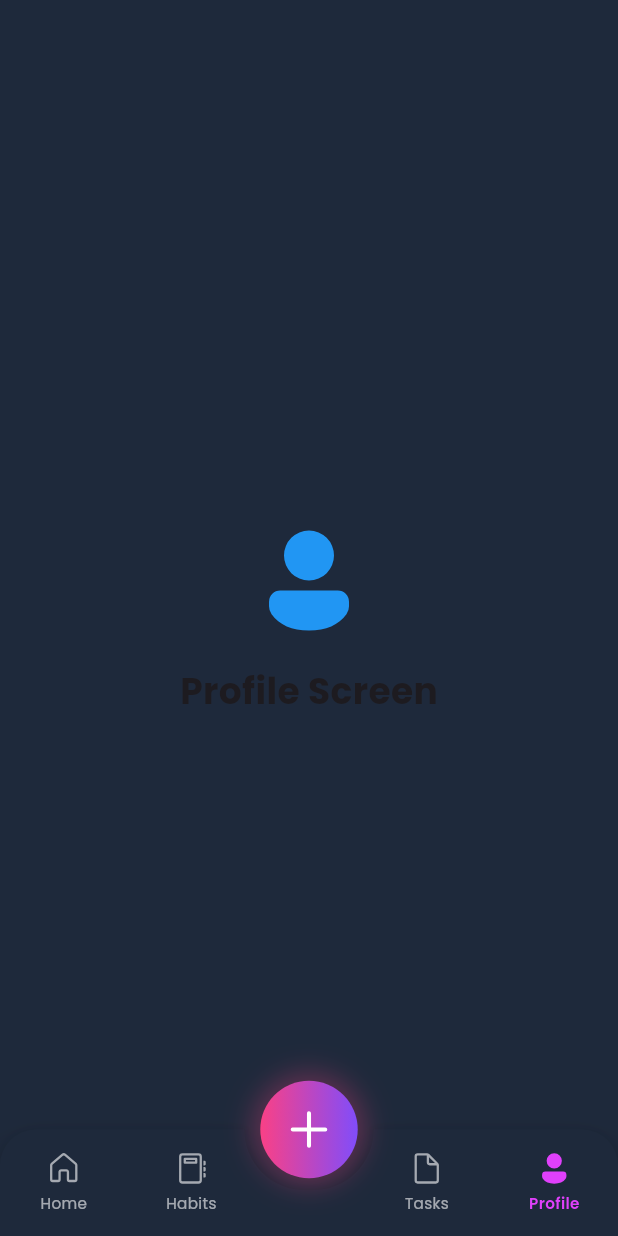
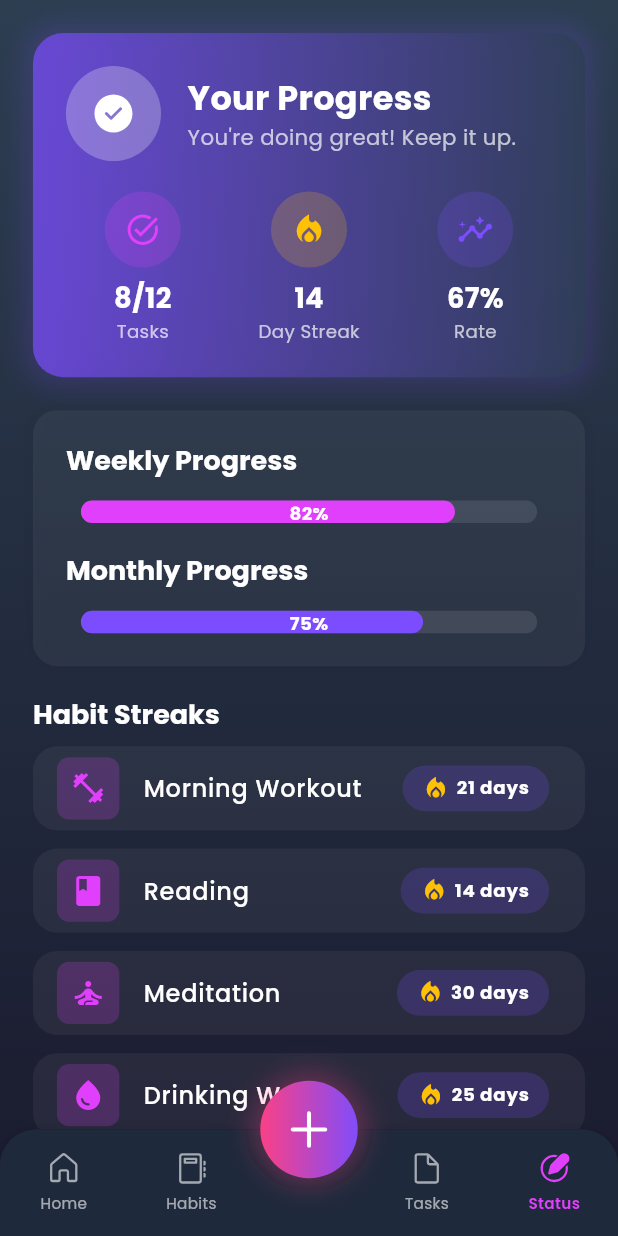
Before and after one commit to zezo2030/task_day, a Flutter app: the screen it shows after launch, item 4 of the bottom bar chosen, on a phone screen of 412 x 824 dp. Run offline on Flutter 3.47's test engine with Material 3 defaults, Android fonts, the phone set to English and light mode, and no system bars; drawn by our look-alikes of animated_bottom_navigation_bar, percent_indicator; our stand-ins replace equatable, fluentui_icons, flutter_screenutil, google_fonts.

Commit message:
Replace ProfileScreen with StatusScreen in MainScreen and update navigation labels and icons accordingly.

```diff
--- a/lib/view/main_view.dart
+++ b/lib/view/main_view.dart
@@ -6,7 +6,7 @@ import 'package:google_fonts/google_fonts.dart';
 import 'home_screen.dart';
 import 'habits_screen.dart';
 import 'tasks_screen.dart';
-import 'profile_screen.dart';
+import 'status_screen.dart';
 
 class MainScreen extends StatefulWidget {
   const MainScreen({super.key});
@@ -23,7 +23,7 @@ class _MainScreenState extends State<MainScreen> with TickerProviderStateMixin {
     HomeScreen(),
     HabitsScreen(),
     TasksScreen(),
-    ProfileScreen(),
+    StatusScreen(),
   ];
 
   // List of icons for the bottom navigation bar using Fluent icons
@@ -31,7 +31,7 @@ class _MainScreenState extends State<MainScreen> with TickerProviderStateMixin {
     FluentSystemIcons.ic_fluent_home_regular,
     FluentSystemIcons.ic_fluent_notebook_regular,
     FluentSystemIcons.ic_fluent_document_regular,
-    FluentSystemIcons.ic_fluent_person_regular,
+    FluentSystemIcons.ic_fluent_status_regular,
   ];
 
   // Active icons for the bottom navigation bar
@@ -39,11 +39,11 @@ class _MainScreenState extends State<MainScreen> with TickerProviderStateMixin {
     FluentSystemIcons.ic_fluent_home_filled,
     FluentSystemIcons.ic_fluent_notebook_filled,
     FluentSystemIcons.ic_fluent_document_filled,
-    FluentSystemIcons.ic_fluent_person_filled,
+    FluentSystemIcons.ic_fluent_status_filled,
   ];
 
   // Names for navigation items
-  final List<String> navLabels = ['Home', 'Habits', 'Tasks', 'Profile'];
+  final List<String> navLabels = ['Home', 'Habits', 'Tasks', 'Status'];
 
   // Optional: Add controller for animations if you want to control them
   late AnimationController _fabAnimationController;
--- a/lib/view/profile_screen.dart
+++ /dev/null
@@ -1,27 +0,0 @@
-import 'package:flutter/material.dart';
-import 'package:fluentui_icons/fluentui_icons.dart';
-
-class ProfileScreen extends StatelessWidget {
-  const ProfileScreen({super.key});
-
-  @override
-  Widget build(BuildContext context) {
-    return Center(
-      child: Column(
-        mainAxisAlignment: MainAxisAlignment.center,
-        children: [
-          Icon(
-            FluentSystemIcons.ic_fluent_person_filled,
-            size: 80,
-            color: Colors.blue,
-          ),
-          const SizedBox(height: 16),
-          const Text(
-            'Profile Screen',
-            style: TextStyle(fontSize: 24, fontWeight: FontWeight.bold),
-          ),
-        ],
-      ),
-    );
-  }
-}
--- /dev/null
+++ b/lib/view/status_screen.dart
@@ -0,0 +1,407 @@
+import 'package:flutter/material.dart';
+import 'package:fluentui_icons/fluentui_icons.dart';
+import 'package:percent_indicator/percent_indicator.dart';
+import 'package:task_day/core/themes/app_theme.dart';
+import 'package:flutter_screenutil/flutter_screenutil.dart';
+import 'package:google_fonts/google_fonts.dart';
+
+class StatusScreen extends StatefulWidget {
+  const StatusScreen({super.key});
+
+  @override
+  State<StatusScreen> createState() => _StatusScreenState();
+}
+
+class _StatusScreenState extends State<StatusScreen>
+    with SingleTickerProviderStateMixin {
+  late AnimationController _animationController;
+  late Animation<double> _scaleAnimation;
+
+  // Sample data - in a real app, this would come from a provider or database
+  final Map<String, dynamic> _statusData = {
+    'tasksCompleted': 8,
+    'totalTasks': 12,
+    'tasksCompletionRate': 0.67,
+    'habitsStreak': 14,
+    'weeklyProgress': 0.82,
+    'monthlyProgress': 0.75,
+  };
+
+  final List<Map<String, dynamic>> _habitStreaks = [
+    {
+      'title': 'Morning Workout',
+      'streak': 21,
+      'icon': Icons.fitness_center,
+      'color': Colors.orange,
+    },
+    {
+      'title': 'Reading',
+      'streak': 14,
+      'icon': Icons.book,
+      'color': Colors.blue,
+    },
+    {
+      'title': 'Meditation',
+      'streak': 30,
+      'icon': Icons.self_improvement,
+      'color': Colors.purple,
+    },
+    {
+      'title': 'Drinking Water',
+      'streak': 25,
+      'icon': Icons.water_drop,
+      'color': Colors.cyan,
+    },
+    {
+      'title': 'Journaling',
+      'streak': 10,
+      'icon': Icons.edit_note,
+      'color': Colors.green,
+    },
+  ];
+
+  @override
+  void initState() {
+    super.initState();
+    _animationController = AnimationController(
+      vsync: this,
+      duration: const Duration(milliseconds: 800),
+    );
+    _scaleAnimation = CurvedAnimation(
+      parent: _animationController,
+      curve: Curves.easeInOutBack,
+    );
+    _animationController.forward();
+  }
+
+  @override
+  void dispose() {
+    _animationController.dispose();
+    super.dispose();
+  }
+
+  @override
+  Widget build(BuildContext context) {
+    return Theme(
+      data: AppTheme.darkTheme,
+      child: Builder(
+        builder: (context) {
+          final theme = Theme.of(context);
+          final colorScheme = theme.colorScheme;
+
+          return Scaffold(
+            body: Container(
+              decoration: BoxDecoration(
+                gradient: LinearGradient(
+                  begin: Alignment.topCenter,
+                  end: Alignment.bottomCenter,
+                  colors: [colorScheme.surface, colorScheme.background],
+                ),
+              ),
+              child: SafeArea(
+                child: CustomScrollView(
+                  physics: const BouncingScrollPhysics(),
+                  slivers: [
+                    SliverToBoxAdapter(
+                      child: _buildHeader(context, colorScheme),
+                    ),
+                    SliverToBoxAdapter(
+                      child: _buildProgressSection(context, colorScheme),
+                    ),
+                    SliverToBoxAdapter(
+                      child: Padding(
+                        padding: EdgeInsets.fromLTRB(20.w, 20.h, 20.w, 10.h),
+                        child: Text(
+                          'Habit Streaks',
+                          style: theme.textTheme.headlineMedium,
+                        ),
+                      ),
+                    ),
+                    SliverList(
+                      delegate: SliverChildBuilderDelegate((context, index) {
+                        final item = _habitStreaks[index];
+                        final delay = Duration(milliseconds: 100 * index);
+
+                        return FutureBuilder(
+                          future: Future.delayed(delay),
+                          builder: (context, snapshot) {
+                            return AnimatedOpacity(
+                              duration: const Duration(milliseconds: 500),
+                              opacity:
+                                  snapshot.connectionState ==
+                                          ConnectionState.done
+                                      ? 1
+                                      : 0,
+                              child: _buildHabitStreakItem(
+                                item,
+                                theme,
+                                colorScheme,
+                              ),
+                            );
+                          },
+                        );
+                      }, childCount: _habitStreaks.length),
+                    ),
+                    SliverToBoxAdapter(child: SizedBox(height: 20.h)),
+                  ],
+                ),
+              ),
+            ),
+          );
+        },
+      ),
+    );
+  }
+
+  Widget _buildHeader(BuildContext context, ColorScheme colorScheme) {
+    return Padding(
+      padding: EdgeInsets.all(20.w),
+      child: ScaleTransition(
+        scale: _scaleAnimation,
+        child: Container(
+          padding: EdgeInsets.all(20.w),
+          decoration: BoxDecoration(
+            gradient: LinearGradient(
+              colors: [
+                colorScheme.primary.withOpacity(0.7),
+                colorScheme.surface.withOpacity(0.7),
+              ],
+            ),
+            borderRadius: BorderRadius.circular(20.r),
+            boxShadow: [
+              BoxShadow(
+                color: colorScheme.primary.withOpacity(0.2),
+                blurRadius: 15,
+                spreadRadius: 5,
+              ),
+            ],
+          ),
+          child: Column(
+            children: [
+              Row(
+                children: [
+                  Container(
+                    padding: EdgeInsets.all(15.w),
+                    decoration: BoxDecoration(
+                      color: Colors.white.withOpacity(0.25),
+                      shape: BoxShape.circle,
+                    ),
+                    child: Icon(
+                      FluentSystemIcons.ic_fluent_checkmark_circle_filled,
+                      size: 30.sp,
+                      color: Colors.white,
+                    ),
+                  ),
+                  SizedBox(width: 16.w),
+                  Expanded(
+                    child: Column(
+                      crossAxisAlignment: CrossAxisAlignment.start,
+                      children: [
+                        Text(
+                          'Your Progress',
+                          style: GoogleFonts.poppins(
+                            fontSize: 22.sp,
+                            fontWeight: FontWeight.bold,
+                            color: Colors.white,
+                          ),
+                        ),
+                        Text(
+                          'You\'re doing great! Keep it up.',
+                          style: GoogleFonts.poppins(
+                            fontSize: 14.sp,
+                            color: Colors.white.withOpacity(0.7),
+                          ),
+                        ),
+                      ],
+                    ),
+                  ),
+                ],
+              ),
+              SizedBox(height: 20.h),
+              Row(
+                mainAxisAlignment: MainAxisAlignment.spaceAround,
+                children: [
+                  _buildStatItem(
+                    '${_statusData['tasksCompleted']}/${_statusData['totalTasks']}',
+                    'Tasks',
+                    Icons.task_alt,
+                    colorScheme.secondary,
+                  ),
+                  _buildStatItem(
+                    '${_statusData['habitsStreak']}',
+                    'Day Streak',
+                    Icons.local_fire_department,
+                    Colors.amber,
+                  ),
+                  _buildStatItem(
+                    '${(_statusData['tasksCompletionRate'] * 100).toInt()}%',
+                    'Rate',
+                    Icons.insights,
+                    colorScheme.primary,
+                  ),
+                ],
+              ),
+            ],
+          ),
+        ),
+      ),
+    );
+  }
+
+  Widget _buildProgressSection(BuildContext context, ColorScheme colorScheme) {
+    return Padding(
+      padding: EdgeInsets.symmetric(horizontal: 20.w),
+      child: Container(
+        padding: EdgeInsets.all(20.w),
+        decoration: BoxDecoration(
+          color: Theme.of(context).cardTheme.color,
+          borderRadius: BorderRadius.circular(16.r),
+          boxShadow: [
+            BoxShadow(
+              color: Colors.black.withOpacity(0.05),
+              blurRadius: 10,
+              spreadRadius: 0,
+            ),
+          ],
+        ),
+        child: Column(
+          crossAxisAlignment: CrossAxisAlignment.start,
+          children: [
+            Text(
+              'Weekly Progress',
+              style: Theme.of(context).textTheme.headlineMedium,
+            ),
+            SizedBox(height: 15.h),
+            LinearPercentIndicator(
+              animation: true,
+              animationDuration: 1000,
+              lineHeight: 15.0,
+              percent: _statusData['weeklyProgress'],
+              barRadius: Radius.circular(8.r),
+              progressColor: colorScheme.secondary,
+              backgroundColor: Colors.white.withOpacity(0.1),
+              center: Text(
+                '${(_statusData['weeklyProgress'] * 100).toInt()}%',
+                style: GoogleFonts.poppins(
+                  fontSize: 12.sp,
+                  color: Colors.white,
+                  fontWeight: FontWeight.bold,
+                ),
+              ),
+            ),
+            SizedBox(height: 20.h),
+            Text(
+              'Monthly Progress',
+              style: Theme.of(context).textTheme.headlineMedium,
+            ),
+            SizedBox(height: 15.h),
+            LinearPercentIndicator(
+              animation: true,
+              animationDuration: 1000,
+              lineHeight: 15.0,
+              percent: _statusData['monthlyProgress'],
+              barRadius: Radius.circular(8.r),
+              progressColor: colorScheme.primary,
+              backgroundColor: Colors.white.withOpacity(0.1),
+              center: Text(
+                '${(_statusData['monthlyProgress'] * 100).toInt()}%',
+                style: GoogleFonts.poppins(
+                  fontSize: 12.sp,
+                  color: Colors.white,
+                  fontWeight: FontWeight.bold,
+                ),
+              ),
+            ),
+          ],
+        ),
+      ),
+    );
+  }
+
+  Widget _buildHabitStreakItem(
+    Map<String, dynamic> item,
+    ThemeData theme,
+    ColorScheme colorScheme,
+  ) {
+    return Container(
+      margin: EdgeInsets.fromLTRB(20.w, 0, 20.w, 12.h),
+      decoration: BoxDecoration(
+        color: theme.cardTheme.color,
+        borderRadius: BorderRadius.circular(16.r),
+      ),
+      child: ListTile(
+        leading: Container(
+          padding: EdgeInsets.all(8.w),
+          decoration: BoxDecoration(
+            color: colorScheme.secondary.withOpacity(0.2),
+            borderRadius: BorderRadius.circular(8.r),
+          ),
+          child: Icon(item['icon'], color: colorScheme.secondary),
+        ),
+        title: Text(item['title'], style: theme.textTheme.bodyLarge),
+        trailing: Container(
+          padding: EdgeInsets.symmetric(horizontal: 12.w, vertical: 6.h),
+          decoration: BoxDecoration(
+            color: colorScheme.primary.withOpacity(0.2),
+            borderRadius: BorderRadius.circular(20.r),
+          ),
+          child: Row(
+            mainAxisSize: MainAxisSize.min,
+            children: [
+              Icon(
+                Icons.local_fire_department,
+                color: Colors.amber,
+                size: 18.sp,
+              ),
+              SizedBox(width: 4.w),
+              Text(
+                '${item['streak']} days',
+                style: GoogleFonts.poppins(
+                  color: Colors.white,
+                  fontWeight: FontWeight.bold,
+                  fontSize: 12.sp,
+                ),
+              ),
+            ],
+          ),
+        ),
+      ),
+    );
+  }
+
+  Widget _buildStatItem(
+    String value,
+    String label,
+    IconData icon,
+    Color color,
+  ) {
+    return Column(
+      children: [
+        Container(
+          padding: EdgeInsets.all(12.w),
+          decoration: BoxDecoration(
+            color: color.withOpacity(0.2),
+            shape: BoxShape.circle,
+          ),
+          child: Icon(icon, color: color, size: 24.sp),
+        ),
+        SizedBox(height: 8.h),
+        Text(
+          value,
+          style: GoogleFonts.poppins(
+            fontSize: 18.sp,
+            fontWeight: FontWeight.bold,
+            color: Colors.white,
+          ),
+        ),
+        Text(
+          label,
+          style: GoogleFonts.poppins(
+            fontSize: 12.sp,
+            color: Colors.white.withOpacity(0.7),
+          ),
+        ),
+      ],
+    );
+  }
+}
```
